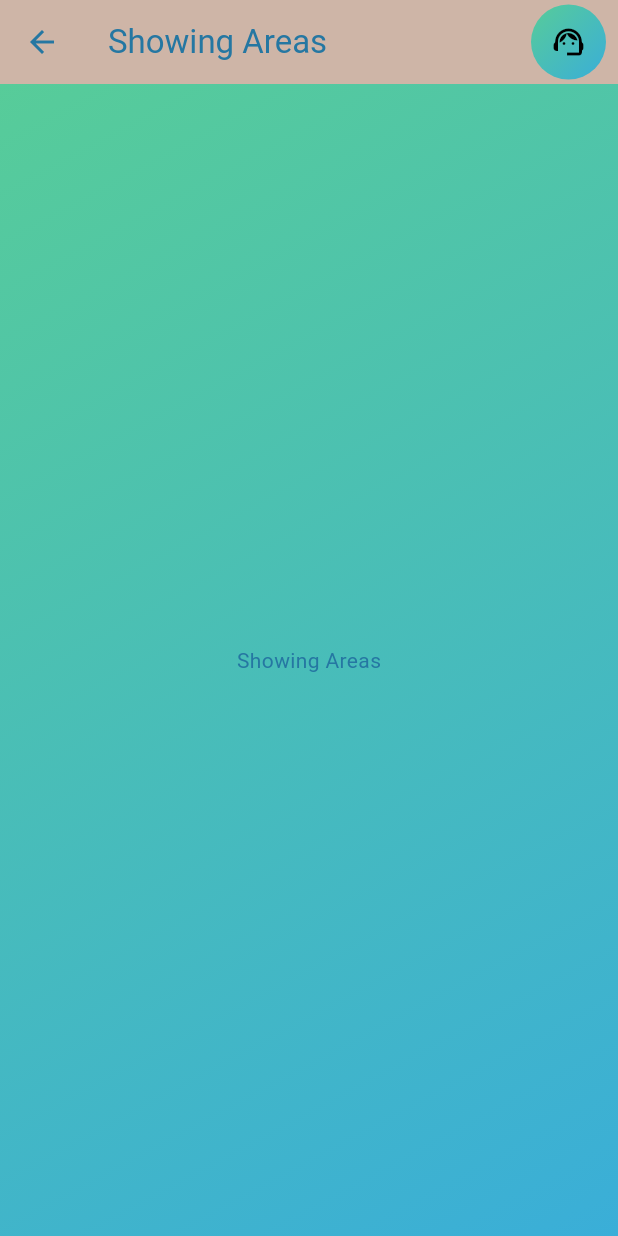
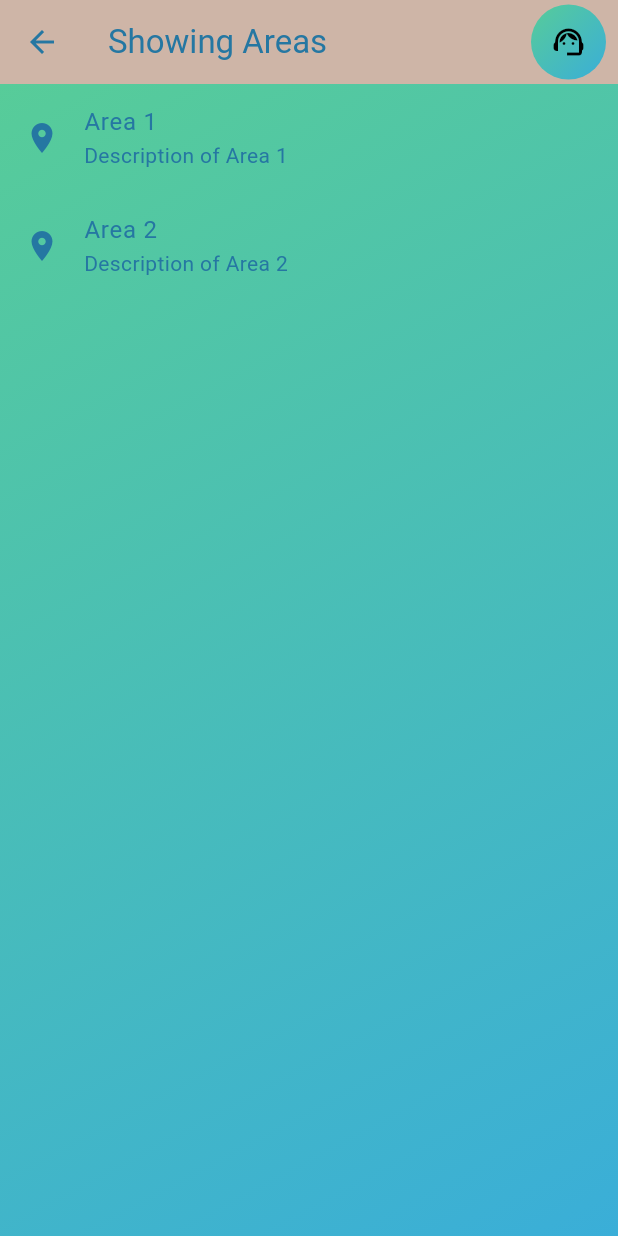
Before and after one commit to annevogel13/seebot, a Flutter app: the ShowArea screen opened by its route, on a phone screen of 412 x 824 dp. Run offline on Flutter 3.47's test engine with Material 3 defaults, Android fonts, the phone set to English and light mode, and no system bars; our stand-ins replace fl_chart, geolocator, google_maps_flutter.

Commit message:
feat: add Area model and implement area listing in ShowArea screen; enhance WorkingOnArea screen with title input

```diff
--- /dev/null
+++ b/lib/models/areas.dart
@@ -0,0 +1,47 @@
+import 'package:flutter/material.dart';
+
+class Area {
+  final String title;
+  final String description;
+  final IconData icon;
+
+  final double latitude;
+  final double longitude;
+  final List<double> coordinates;
+
+  Area(
+      {required this.title,
+      required this.description,
+      this.icon = Icons.location_on,
+      required this.latitude,
+      required this.longitude,
+      this.coordinates = const []});
+
+  ListTile getListView(BuildContext context) {
+    return ListTile(
+      title: Text(title),
+      subtitle: Text(description),
+      leading: Icon(icon),
+      onTap: () {
+        showDialog(
+          context: context,
+          builder: (BuildContext context) {
+            return AlertDialog(
+              title: Text(title),
+              content: Text(
+                  'Latitude: $latitude\nLongitude: $longitude\nCoordinates: $coordinates'),
+              actions: <Widget>[
+                TextButton(
+                  child: Text('Close'),
+                  onPressed: () {
+                    Navigator.of(context).pop();
+                  },
+                ),
+              ],
+            );
+          },
+        );
+      },
+    );
+  }
+}
--- a/lib/screens/showing_areas_screen.dart
+++ b/lib/screens/showing_areas_screen.dart
@@ -1,22 +1,38 @@
 import 'package:flutter/material.dart';
 import 'package:seebot/components/universal_appbar.dart';
 import 'package:seebot/components/universal_background.dart';
+import 'package:seebot/models/areas.dart'; // Import the Area model
 
 class ShowArea extends StatelessWidget {
   const ShowArea({super.key});
 
   @override
   Widget build(BuildContext context) {
-    return const Scaffold(
-      appBar: UniversalAppBar(title: 'Showing Areas'),
+    // Create a list of Area objects
+    final List<Area> areas = [
+      Area(
+        title: 'Area 1',
+        description: 'Description of Area 1',
+        latitude: 37.7749,
+        longitude: -122.4194,
+      ),
+      Area(
+        title: 'Area 2',
+        description: 'Description of Area 2',
+        latitude: 34.0522,
+        longitude: -118.2437,
+      ),
+      // Add more Area objects as needed
+    ];
+
+    return Scaffold(
+      appBar: const UniversalAppBar(title: 'Showing Areas'),
       body: UniversalBackground(
-        child: Center(
-          child: Column(
-            mainAxisAlignment: MainAxisAlignment.center,
-            children: <Widget>[
-              Text('Showing Areas'),
-            ],
-          ),
+        child: ListView.builder(
+          itemCount: areas.length,
+          itemBuilder: (context, index) {
+            return areas[index].getListView(context);
+          },
         ),
       ),
     );
```
Also changed, not shown: lib/screens/working_area_screen.dart (+22 -8 lines).
